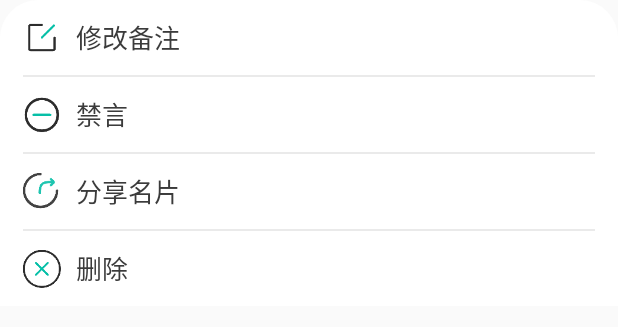
After one commit to zwnevergiveup/feishu, an Android app: the layout dialog_friend_detail.xml on its own in the app's theme, with its tools: preview values and no code run, on a phone screen of 412 x 824 dp. The commit adds this screen. Shown: the top 327 px of the screen. Run offline under Robolectric (Android 15) with nearby library versions, the phone set to English and light mode, and no system bars.

Commit message:
设置contact更多按钮 弹出一个底部弹框。

```diff
--- a/app/src/main/java/com/example/qiaoxi/view/ContactDetailActivity.java
+++ b/app/src/main/java/com/example/qiaoxi/view/ContactDetailActivity.java
@@ -15,6 +15,8 @@ import com.example.qiaoxi.helper.viewhelper.DisplayHelper;
 import com.example.qiaoxi.view.activity.BaseActivity;
 import com.example.qiaoxi.view.adapter.ImageAdapter;
 import com.example.qiaoxi.view.customerview.QXToolbar;
+import com.example.qiaoxi.view.dialog.BottomDialog;
+import com.example.qiaoxi.view.dialog.ContactMoreDialog;
 import com.google.gson.reflect.TypeToken;
 
 import java.util.ArrayList;
@@ -70,7 +72,10 @@ public class ContactDetailActivity extends BaseActivity {
 
     @Override
     protected void setupEvent() {
-
+        mToolbar.mRightIcon.setOnClickListener(view -> {
+            ContactMoreDialog dialog = new ContactMoreDialog(this);
+            dialog.show();
+        });
     }
 
 
--- a/app/src/main/java/com/example/qiaoxi/view/activity/BaseActivity.java
+++ b/app/src/main/java/com/example/qiaoxi/view/activity/BaseActivity.java
@@ -35,6 +35,7 @@ public abstract class BaseActivity extends AppCompatActivity {
         Window window = getWindow();
         window.clearFlags(WindowManager.LayoutParams.FLAG_TRANSLUCENT_STATUS);
         window.addFlags(WindowManager.LayoutParams.FLAG_DRAWS_SYSTEM_BAR_BACKGROUNDS);
+//        getWindow().setFlags(WindowManager.LayoutParams.FLAG_FULLSCREEN,WindowManager.LayoutParams.FLAG_FULLSCREEN);
         int option = window.getDecorView().getSystemUiVisibility()
                 | View.SYSTEM_UI_FLAG_LAYOUT_STABLE
                 | View.SYSTEM_UI_FLAG_LAYOUT_FULLSCREEN
--- /dev/null
+++ b/app/src/main/java/com/example/qiaoxi/view/dialog/BottomDialog.java
@@ -0,0 +1,43 @@
+package com.example.qiaoxi.view.dialog;
+
+import android.app.Dialog;
+import android.content.Context;
+import android.os.Bundle;
+import android.view.Gravity;
+import android.view.View;
+import android.view.ViewGroup;
+import android.view.Window;
+
+import androidx.annotation.NonNull;
+
+import com.example.qiaoxi.R;
+
+public abstract class BottomDialog extends Dialog {
+
+    public BottomDialog(@NonNull Context context) {
+        super(context, R.style.bottomDialog);
+    }
+
+    @Override
+    protected void onCreate(Bundle savedInstanceState) {
+        super.onCreate(savedInstanceState);
+        setContentView(contentView());
+        Window window = getWindow();
+        window.setGravity(Gravity.BOTTOM);
+        window.setLayout(ViewGroup.LayoutParams.MATCH_PARENT,ViewGroup.LayoutParams.WRAP_CONTENT);
+
+        int option = window.getDecorView().getSystemUiVisibility()
+//                | View.SYSTEM_UI_FLAG_LAYOUT_STABLE
+//                | View.SYSTEM_UI_FLAG_LAYOUT_FULLSCREEN
+                | View.SYSTEM_UI_FLAG_HIDE_NAVIGATION
+                | View.SYSTEM_UI_FLAG_IMMERSIVE_STICKY
+//                | View.SYSTEM_UI_FLAG_LIGHT_STATUS_BAR
+                | View.SYSTEM_UI_FLAG_FULLSCREEN
+                ;
+        window.getDecorView().setSystemUiVisibility(option);
+
+    }
+
+    protected abstract int contentView();
+
+}
--- /dev/null
+++ b/app/src/main/java/com/example/qiaoxi/view/dialog/ContactMoreDialog.java
@@ -0,0 +1,19 @@
+package com.example.qiaoxi.view.dialog;
+
+import android.content.Context;
+
+import androidx.annotation.NonNull;
+
+import com.example.qiaoxi.R;
+
+public class ContactMoreDialog extends BottomDialog {
+
+    public ContactMoreDialog(@NonNull Context context) {
+        super(context);
+    }
+
+    @Override
+    protected int contentView() {
+        return R.layout.dialog_friend_detail;
+    }
+}
--- /dev/null
+++ b/app/src/main/res/drawable/left_right_radius.xml
@@ -0,0 +1,5 @@
+<?xml version="1.0" encoding="utf-8"?>
+<shape xmlns:android="http://schemas.android.com/apk/res/android">
+    <corners android:topLeftRadius="25dp" android:topRightRadius="25dp"/>
+    <solid android:color="@color/pure_white"/>
+</shape>
--- a/app/src/main/res/layout/activity_contact_detail.xml
+++ b/app/src/main/res/layout/activity_contact_detail.xml
@@ -13,6 +13,7 @@
         app:title="二狗"
         app:titleTextColor="@color/pure_black"
         android:id="@+id/contact_detail_toolbar"
+        app:rightButton_src="@mipmap/more"
         />
     <View
         android:layout_width="match_parent"
--- a/app/src/main/res/layout/dialog_conversation.xml
+++ /dev/null
@@ -1,10 +0,0 @@
-<?xml version="1.0" encoding="utf-8"?>
-<androidx.constraintlayout.widget.ConstraintLayout
-    xmlns:android="http://schemas.android.com/apk/res/android" android:layout_width="match_parent"
-    android:layout_height="66dp">
-
-    <EditText
-        android:layout_width="match_parent"
-        android:layout_height="match_parent"/>
-
-</androidx.constraintlayout.widget.ConstraintLayout>
--- /dev/null
+++ b/app/src/main/res/layout/dialog_friend_detail.xml
@@ -0,0 +1,141 @@
+<?xml version="1.0" encoding="utf-8"?>
+<androidx.constraintlayout.widget.ConstraintLayout xmlns:android="http://schemas.android.com/apk/res/android"
+    android:layout_width="match_parent"
+    android:layout_height="wrap_content"
+    xmlns:app="http://schemas.android.com/apk/res-auto"
+    android:background="@drawable/left_right_radius"
+
+    >
+
+    <ImageView
+        android:layout_width="25dp"
+        android:layout_height="25dp"
+        app:layout_constraintTop_toTopOf="@id/dialog_edit_contact_tv"
+        app:layout_constraintBottom_toBottomOf="@id/dialog_edit_contact_tv"
+        app:layout_constraintStart_toStartOf="parent"
+        android:layout_marginStart="15dp"
+        android:id="@+id/dialog_edit_contact_iv"
+        android:src="@mipmap/edit_contact"
+        android:scaleType="fitXY"
+        />
+
+    <TextView
+        android:layout_width="0dp"
+        android:layout_height="50dp"
+        app:layout_constraintTop_toTopOf="parent"
+        app:layout_constraintStart_toEndOf="@id/dialog_edit_contact_iv"
+        app:layout_constraintEnd_toEndOf="parent"
+        android:id="@+id/dialog_edit_contact_tv"
+        android:text="修改备注"
+        android:textSize="17sp"
+        android:textColor="@color/gray_3B3B3B"
+        android:gravity="center_vertical"
+        android:paddingStart="10dp"
+        />
+    <View
+        android:layout_width="match_parent"
+        android:layout_height="1dp"
+        android:layout_marginStart="15dp"
+        app:layout_constraintTop_toBottomOf="@id/dialog_edit_contact_tv"
+        android:background="@color/danhui_0"
+        android:layout_marginEnd="15dp"
+        android:id="@+id/gap0"
+        />
+
+    <ImageView
+        android:layout_width="25dp"
+        android:layout_height="25dp"
+        app:layout_constraintTop_toTopOf="@id/dialog_block_contact_tv"
+        app:layout_constraintBottom_toBottomOf="@id/dialog_block_contact_tv"
+        app:layout_constraintStart_toStartOf="parent"
+        android:layout_marginStart="15dp"
+        android:id="@+id/dialog_block_contact_iv"
+        android:src="@mipmap/block"
+        android:scaleType="fitXY"
+        />
+
+    <TextView
+        android:layout_width="0dp"
+        android:layout_height="50dp"
+        app:layout_constraintTop_toBottomOf="@id/gap0"
+        app:layout_constraintStart_toEndOf="@id/dialog_block_contact_iv"
+        app:layout_constraintEnd_toEndOf="parent"
+        android:id="@+id/dialog_block_contact_tv"
+        android:text="禁言"
+        android:textSize="17sp"
+        android:textColor="@color/gray_3B3B3B"
+        android:gravity="center_vertical"
+        android:paddingStart="10dp"
+        />
+    <View
+        android:layout_width="match_parent"
+        android:layout_height="1dp"
+        android:layout_marginStart="15dp"
+        app:layout_constraintTop_toBottomOf="@id/dialog_block_contact_tv"
+        android:background="@color/danhui_0"
+        android:layout_marginEnd="15dp"
+        android:id="@+id/gap1"
+        />
+
+    <ImageView
+        android:layout_width="25dp"
+        android:layout_height="25dp"
+        app:layout_constraintTop_toTopOf="@id/dialog_share_contact_tv"
+        app:layout_constraintBottom_toBottomOf="@id/dialog_share_contact_tv"
+        app:layout_constraintStart_toStartOf="parent"
+        android:layout_marginStart="15dp"
+        android:id="@+id/dialog_share_contact_iv"
+        android:scaleType="fitXY"
+        android:src="@mipmap/share"
+        />
+
+    <TextView
+        android:layout_width="0dp"
+        android:layout_height="50dp"
+        app:layout_constraintTop_toBottomOf="@id/gap1"
+        app:layout_constraintStart_toEndOf="@id/dialog_share_contact_iv"
+        app:layout_constraintEnd_toEndOf="parent"
+        android:id="@+id/dialog_share_contact_tv"
+        android:text="分享名片"
+        android:textSize="17sp"
+        android:textColor="@color/gray_3B3B3B"
+        android:gravity="center_vertical"
+        android:paddingStart="10dp"
+        />
+    <View
+        android:layout_width="match_parent"
+        android:layout_height="1dp"
+        android:layout_marginStart="15dp"
+        app:layout_constraintTop_toBottomOf="@id/dialog_share_contact_tv"
+        android:background="@color/danhui_0"
+        android:layout_marginEnd="15dp"
+        android:id="@+id/gap2"
+        />
+
+    <ImageView
+        android:layout_width="25dp"
+        android:layout_height="25dp"
+        app:layout_constraintTop_toTopOf="@id/dialog_delete_contact_tv"
+        app:layout_constraintBottom_toBottomOf="@id/dialog_delete_contact_tv"
+        app:layout_constraintStart_toStartOf="parent"
+        android:layout_marginStart="15dp"
+        android:id="@+id/dialog_delete_contact_iv"
+        android:scaleType="fitXY"
+        android:src="@mipmap/delete_circle"
+        />
+
+    <TextView
+        android:layout_width="0dp"
+        android:layout_height="50dp"
+        app:layout_constraintTop_toBottomOf="@id/gap2"
+        app:layout_constraintStart_toEndOf="@id/dialog_delete_contact_iv"
+        app:layout_constraintEnd_toEndOf="parent"
+        android:id="@+id/dialog_delete_contact_tv"
+        android:text="删除"
+        android:textSize="17sp"
+        android:textColor="@color/gray_3B3B3B"
+        android:gravity="center_vertical"
+        android:paddingStart="10dp"
+        />
+
+</androidx.constraintlayout.widget.ConstraintLayout>
--- a/app/src/main/res/layout/item_contact_comments_pic.xml
+++ b/app/src/main/res/layout/item_contact_comments_pic.xml
@@ -9,6 +9,5 @@
         android:layout_height="match_parent"
         app:qxRadius="10"
         android:id="@+id/item_contact_comment_pic"
-        android:scaleType="fitXY"
         />
 </androidx.constraintlayout.widget.ConstraintLayout>
--- a/app/src/main/res/values/colors.xml
+++ b/app/src/main/res/values/colors.xml
@@ -13,6 +13,8 @@
     <color name="light_gray">#8A8A8A</color>
     <color name="C1C1C1_gray">#C1C1C1</color>
     <color name="gray_686868">#686868</color>
+    <color name="gray_3B3B3B">#3B3B3B</color>
+
 
     <color name="rice_yellow">#FAFAFA</color>
     <color name="graph_white">#FFFAF0</color>
--- a/app/src/main/res/values/styles.xml
+++ b/app/src/main/res/values/styles.xml
@@ -41,4 +41,11 @@
         <item name="colorControlActivated">@color/main_green</item>
         <item name="colorControlHighlight">@color/main_green</item>
     </style>
+
+<!--    底部弹窗-->
+    <style name="bottomDialog" parent="Theme.AppCompat.Dialog">
+        <item name="android:windowBackground">@android:color/transparent</item> <!--   activity颜色     -->
+        <item name="android:windowNoTitle">true</item>
+        <item name="android:windowFrame">@null</item><!--边框-->
+    </style>
 </resources>
```
Also changed, not shown: app/src/main/res/mipmap-xxhdpi/block.png (added), app/src/main/res/mipmap-xxhdpi/delete_circle.png (added), app/src/main/res/mipmap-xxhdpi/edit_contact.png (added), app/src/main/res/mipmap-xxhdpi/more.png (added), app/src/main/res/mipmap-xxhdpi/share.png (added).
